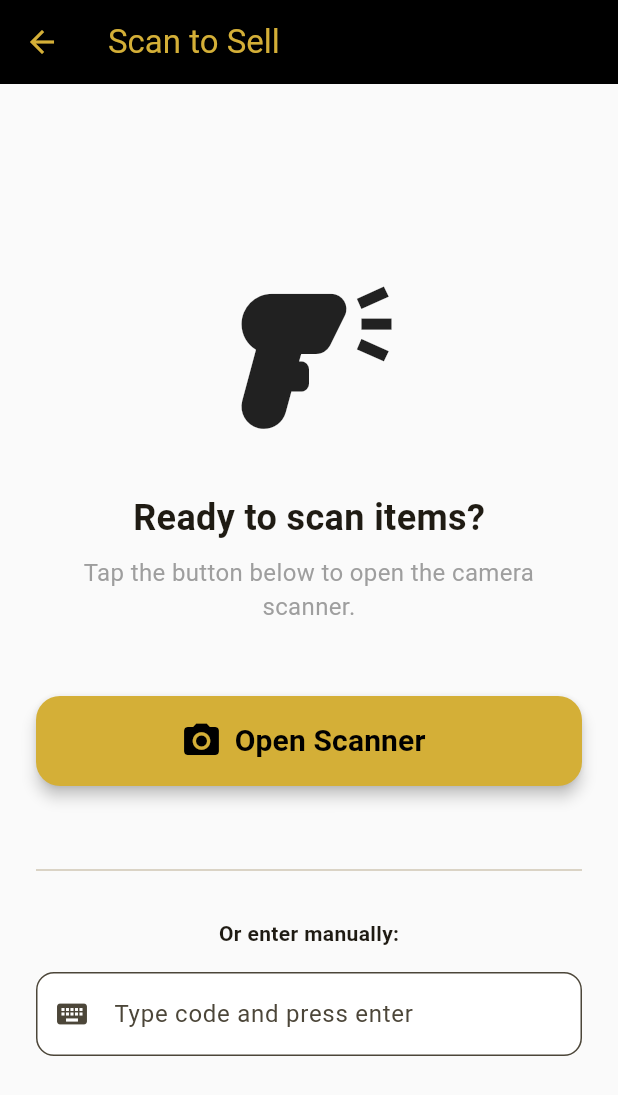
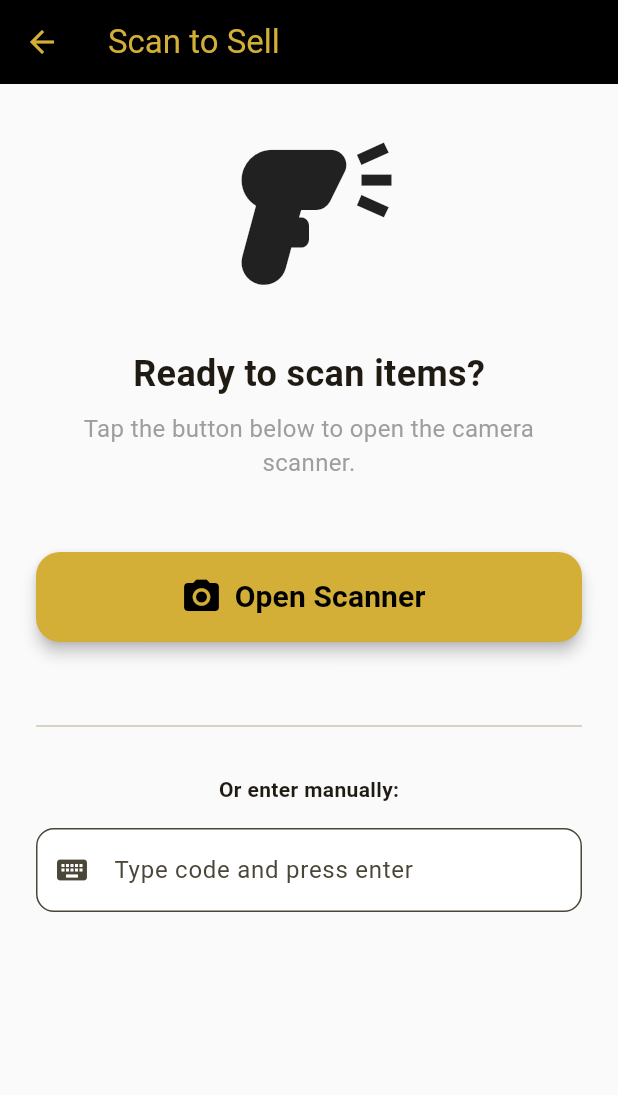
Before and after one commit to kundandr05/mr_shop_inventory, a Flutter app: the ScanSaleScreen screen opened directly, on a phone screen of 412 x 824 dp. Shown: the top 1095 px of the screen. Run offline on Flutter 3.47's test engine with Material 3 defaults, Android fonts, the phone set to English and light mode, and no system bars; our stand-ins replace fl_chart, pdf, printing, supabase_flutter; missing offline and left inert: simple_barcode_scanner; accounts and stored records are empty.

Commit message:
Fixed screen and PDF renderflex overflow issues

```diff
--- a/lib/screens/scan_sale_screen.dart
+++ b/lib/screens/scan_sale_screen.dart
@@ -72,7 +72,7 @@ class _ScanSaleScreenState extends State<ScanSaleScreen> {
     return Scaffold(
       backgroundColor: Colors.grey[50],
       appBar: AppBar(title: const Text('Scan to Sell')),
-      body: Center(
+      body: SingleChildScrollView(
         child: Padding(
           padding: const EdgeInsets.all(24.0),
           child: Column(
```
Also changed, not shown: lib/screens/print_labels_screen.dart (+6 -5 lines).
